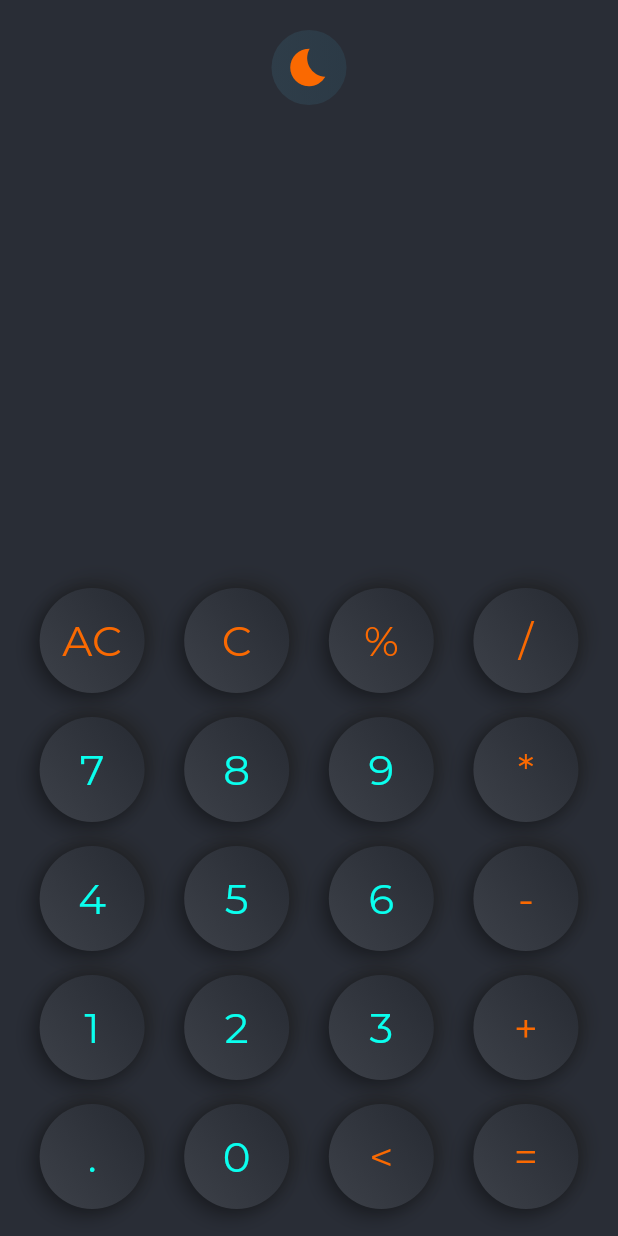
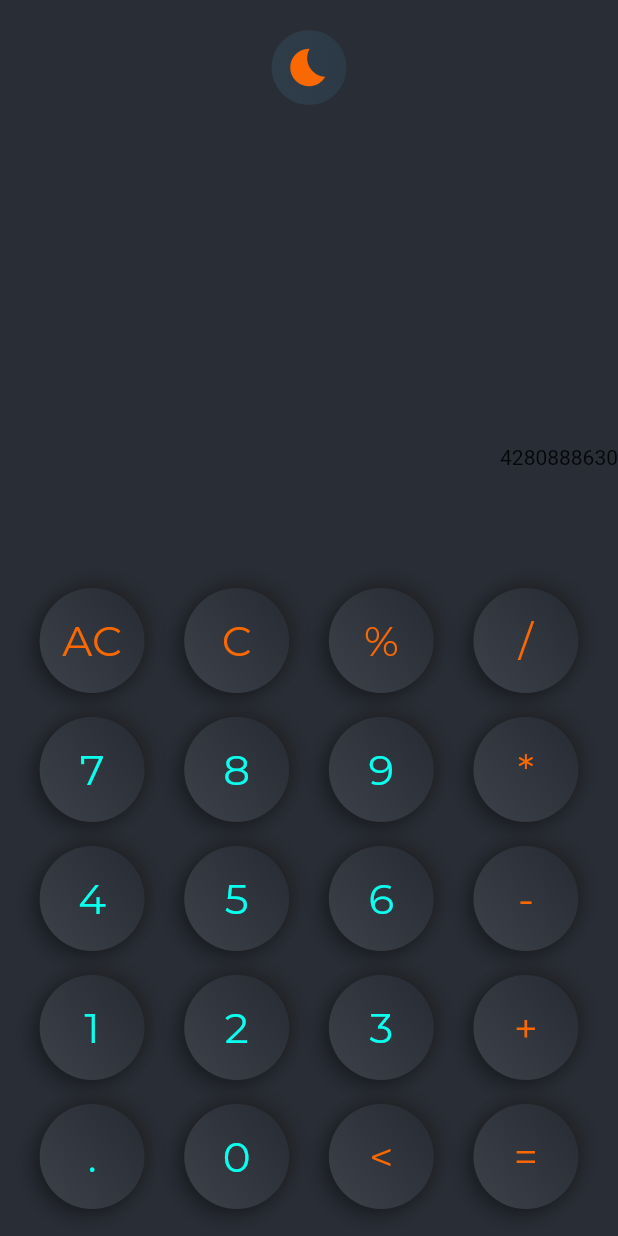
Before and after one commit to vaishnavbusha/neucalc, a Flutter app: the screen it shows after launch, after a tap on the "wb sunny" icon, on a phone screen of 412 x 824 dp. Run offline on Flutter 3.47's test engine with Material 2 defaults, Android fonts, the light colour scheme and no system bars; drawn by our look-alikes of flutter_neumorphic; our stand-ins replace auto_size_text, google_fonts, math_expressions, shared_preferences.

Commit message:
vaishnav-commit-3

```diff
--- a/lib/main.dart
+++ b/lib/main.dart
@@ -145,9 +145,10 @@ class _CalculatorState extends State<Calculator> {
   }
 
   Future checkbgthemecolor() async {
-    int c = await getchangedtheme() ?? setchangedtheme(bgcolor);
+    int c = await getchangedtheme() ?? setchangedtheme(0xFFE5EAED);
     setState(() {
       bgcolor = c;
+      toggletheme();
     });
   }
 
@@ -188,6 +189,7 @@ class _CalculatorState extends State<Calculator> {
                     mainAxisAlignment: MainAxisAlignment.end,
                     crossAxisAlignment: CrossAxisAlignment.end,
                     children: [
+                      Text("$bgcolor"),
                       Container(
                         //color: Colors.red,
                         child: Text(
```
